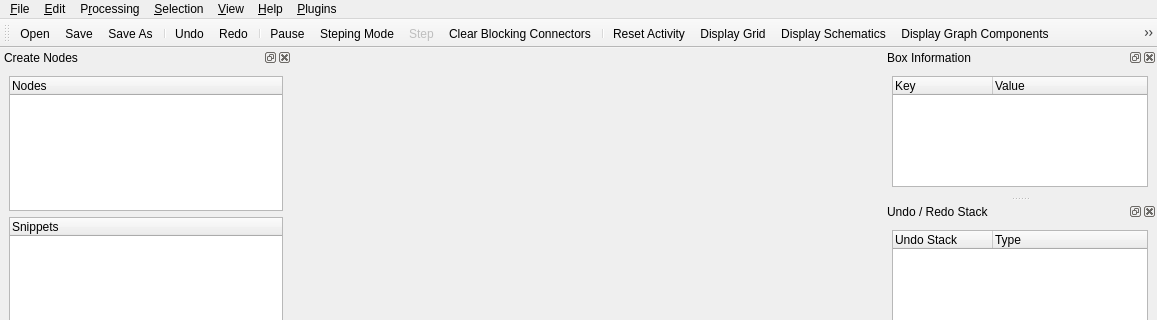
Above: src/csapex/ui/csapex_window.ui from cogsys-tuebingen/csapex before the change; both pictures show x 0 to 1157 and y 0 to 320 of the 1157 by 841 pixel window. Below: the same form after it.
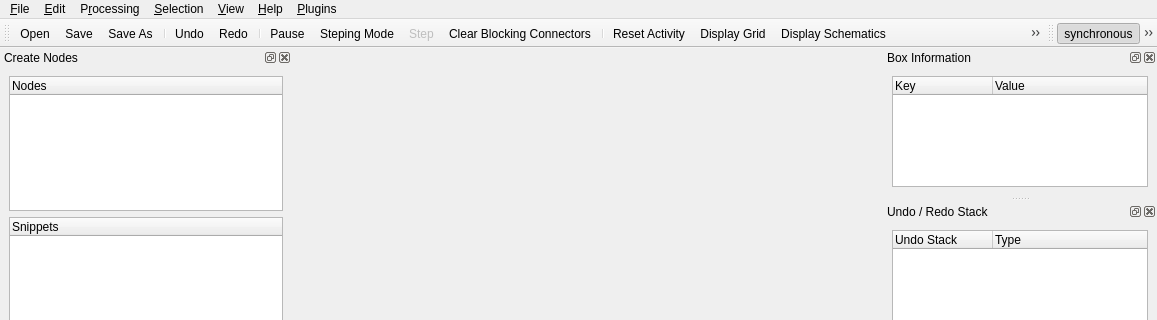
That is the form after the change. The open tabs and pages were chosen to show the change. Icons and pictures are not drawn.

Commit message: improved connection filtering

```diff
--- a/src/csapex/ui/csapex_window.ui
+++ b/src/csapex/ui/csapex_window.ui
@@ -176,10 +176,9 @@
    <addaction name="separator"/>
    <addaction name="actionDisplay_Minimap"/>
    <addaction name="separator"/>
-   <addaction name="actionMessage_Connections"/>
-   <addaction name="actionSignal_Connections"/>
    <addaction name="separator"/>
    <addaction name="actionDebug"/>
+   <addaction name="separator"/>
   </widget>
   <widget class="QDockWidget" name="Debug">
    <property name="features">
@@ -744,6 +743,25 @@
     </layout>
    </widget>
   </widget>
+  <widget class="QToolBar" name="Filters">
+   <property name="windowTitle">
+    <string>Filters</string>
+   </property>
+   <property name="toolButtonStyle">
+    <enum>Qt::ToolButtonTextBesideIcon</enum>
+   </property>
+   <attribute name="toolBarArea">
+    <enum>TopToolBarArea</enum>
+   </attribute>
+   <attribute name="toolBarBreak">
+    <bool>false</bool>
+   </attribute>
+   <addaction name="actionMessage_Connections"/>
+   <addaction name="actionSignal_Connections"/>
+   <addaction name="separator"/>
+   <addaction name="actionActive_Connections"/>
+   <addaction name="actionInactive_Connections"/>
+  </widget>
   <action name="actionSave">
    <property name="icon">
     <iconset resource="../res/csapex_resources.qrc">
@@ -1037,7 +1055,10 @@
     <bool>true</bool>
    </property>
    <property name="text">
-    <string>Message Connections</string>
+    <string>synchronous</string>
+   </property>
+   <property name="toolTip">
+    <string>Display synchronous connections</string>
    </property>
   </action>
   <action name="actionSignal_Connections">
@@ -1048,7 +1069,10 @@
     <bool>true</bool>
    </property>
    <property name="text">
-    <string>Signal Connections</string>
+    <string>asynchronous</string>
+   </property>
+   <property name="toolTip">
+    <string>Display asynchronous connections</string>
    </property>
   </action>
   <action name="actionSteppingMode">
@@ -1195,6 +1219,42 @@
     <string>Display Frequencies</string>
    </property>
   </action>
+  <action name="actionActive_Connections">
+   <property name="checkable">
+    <bool>true</bool>
+   </property>
+   <property name="checked">
+    <bool>true</bool>
+   </property>
+   <property name="icon">
+    <iconset>
+     <normaloff>:/activity_add.png</normaloff>:/activity_add.png</iconset>
+   </property>
+   <property name="text">
+    <string>active</string>
+   </property>
+   <property name="toolTip">
+    <string>Display active connections</string>
+   </property>
+  </action>
+  <action name="actionInactive_Connections">
+   <property name="checkable">
+    <bool>true</bool>
+   </property>
+   <property name="checked">
+    <bool>true</bool>
+   </property>
+   <property name="icon">
+    <iconset>
+     <normaloff>:/activity_remove.png</normaloff>:/activity_remove.png</iconset>
+   </property>
+   <property name="text">
+    <string>inactive</string>
+   </property>
+   <property name="toolTip">
+    <string>Display inactive connections</string>
+   </property>
+  </action>
  </widget>
  <resources>
   <include location="../res/csapex_resources.qrc"/>
```
Left out of the diff: 19 changed lines with no effect on the pictures. The commit also changes 8 other files.
